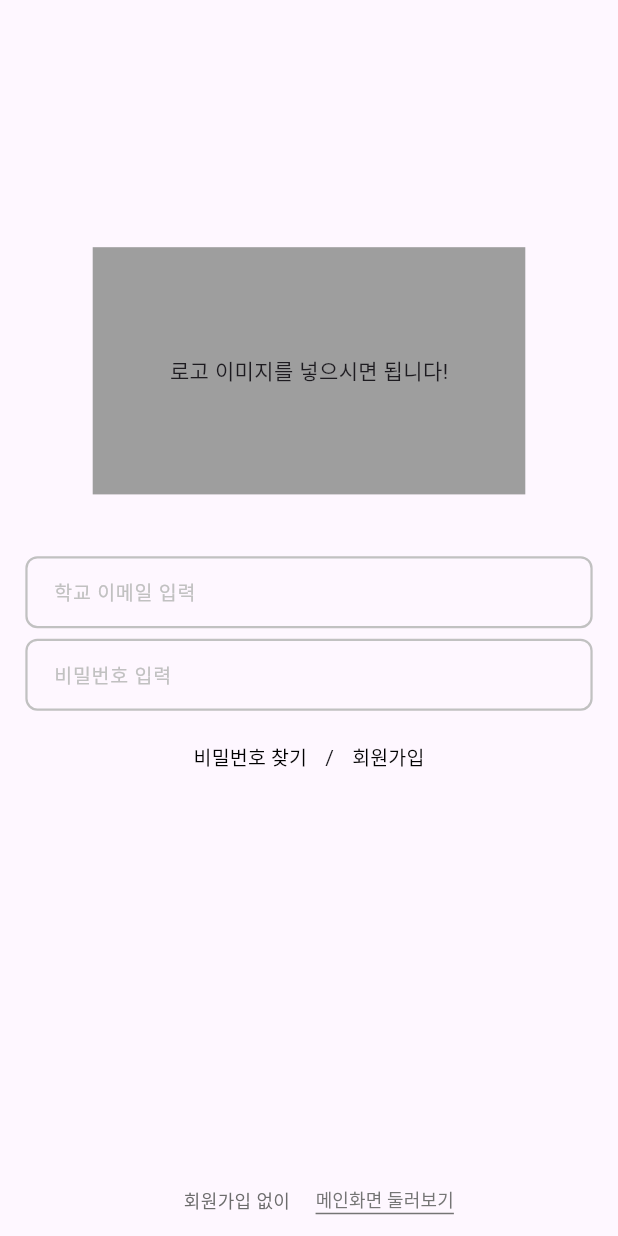
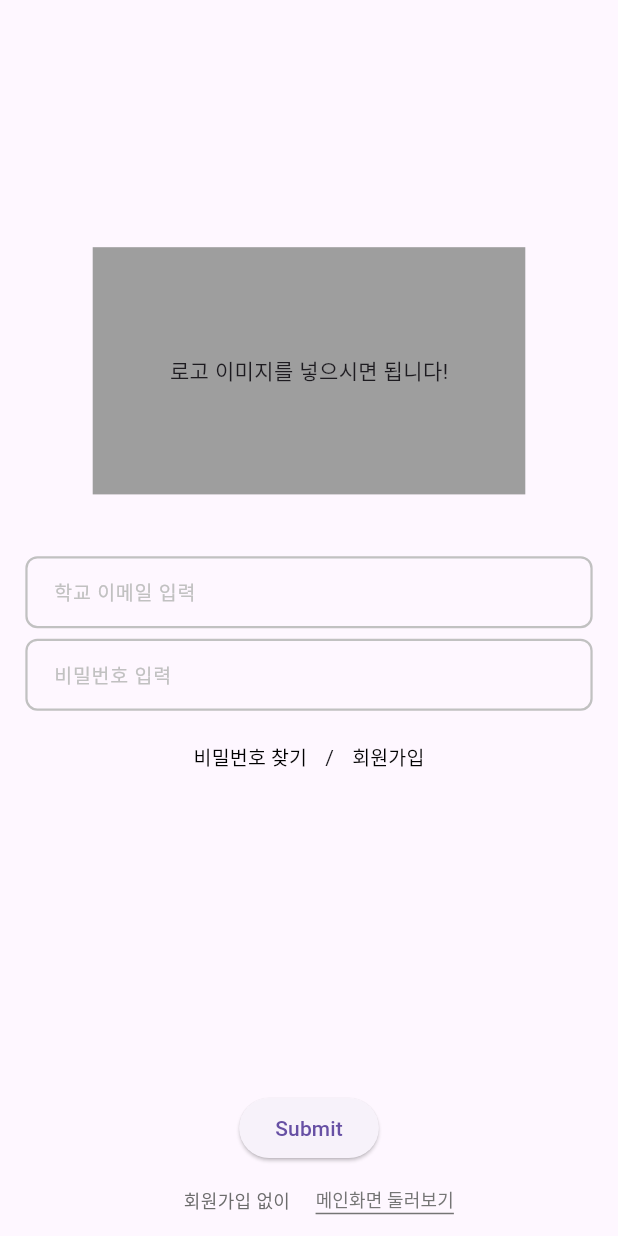
Before and after one commit to team-kuslide/team-flutter, a Flutter app: the screen it shows after launch, on a phone screen of 412 x 824 dp. Run offline on Flutter 3.47's test engine with Material 3 defaults, Android fonts, the phone set to English and light mode, and no system bars; our stand-ins replace dio; Roboto replaces fonts that are missing (Pretendard).

Commit message:
fix: dio_ 이메일, 비밀번호 입력 // 서버 주소 제외

```diff
--- a/lib/Page/1_basic_signup_page/1.1_input_emil.dart
+++ b/lib/Page/1_basic_signup_page/1.1_input_emil.dart
@@ -1,14 +1,16 @@
 import 'package:flutter/material.dart';
 
 class StudentEmailCheck extends StatefulWidget {
-  const StudentEmailCheck({super.key});
+  final TextEditingController controller;
+
+  const StudentEmailCheck({super.key, required this.controller});
 
   @override
   State<StudentEmailCheck> createState() => _StudentEmailCheckState();
 }
 
 class _StudentEmailCheckState extends State<StudentEmailCheck> {
-  final TextEditingController _emailController = TextEditingController();
+  // final TextEditingController _emailController = TextEditingController();
   final FocusNode _emailFocusNode = FocusNode();
 
   final bool _isEmailStateIcon = false;
@@ -21,9 +23,9 @@ class _StudentEmailCheckState extends State<StudentEmailCheck> {
     if (email.contains('@') && _isfirst && !email.endsWith("kku.ac.kr")) {
       String newEmail = "${email}kku.ac.kr";
       _isfirst = false;
-      if (_emailController.text != newEmail) {
-        _emailController.text = newEmail;
-        _emailController.selection = TextSelection.fromPosition(
+      if (/*_emailController*/ widget.controller.text != newEmail) {
+        widget.controller.text = newEmail;
+        widget.controller.selection = TextSelection.fromPosition(
           TextPosition(offset: newEmail.length),
         );
       }
@@ -32,8 +34,8 @@ class _StudentEmailCheckState extends State<StudentEmailCheck> {
     } else if (domainIndex != -1) {
       String adjustedEmail =
           email.substring(0, domainIndex + "@kku.ac.kr".length);
-      _emailController.text = adjustedEmail;
-      _emailController.selection = TextSelection.fromPosition(
+      widget.controller.text = adjustedEmail;
+      widget.controller.selection = TextSelection.fromPosition(
         TextPosition(offset: adjustedEmail.length),
       );
     }
@@ -48,7 +50,7 @@ class _StudentEmailCheckState extends State<StudentEmailCheck> {
           height: 50,
           child: TextFormField(
             focusNode: _emailFocusNode,
-            controller: _emailController,
+            controller: widget.controller,
             enabled: !_isEmailStateIcon,
             decoration: InputDecoration(
               enabledBorder: OutlineInputBorder(
--- a/lib/Page/1_basic_signup_page/1.2_input_password.dart
+++ b/lib/Page/1_basic_signup_page/1.2_input_password.dart
@@ -1,14 +1,16 @@
 import 'package:flutter/material.dart';
 
 class StudentPasswordCheck extends StatefulWidget {
-  const StudentPasswordCheck({super.key});
+  final TextEditingController controller;
+
+  const StudentPasswordCheck({super.key, required this.controller});
 
   @override
   State<StudentPasswordCheck> createState() => _StudentPasswordCheckState();
 }
 
 class _StudentPasswordCheckState extends State<StudentPasswordCheck> {
-  final TextEditingController _passwordController = TextEditingController();
+  // final TextEditingController _passwordController = TextEditingController();
   final FocusNode _passwordFocusNode = FocusNode();
 
   @override
@@ -20,7 +22,7 @@ class _StudentPasswordCheckState extends State<StudentPasswordCheck> {
           height: 50,
           child: TextFormField(
             focusNode: _passwordFocusNode,
-            controller: _passwordController,
+            controller: /*_passwordController*/ widget.controller,
             decoration: InputDecoration(
               enabledBorder: OutlineInputBorder(
                 borderSide: const BorderSide(
--- a/lib/Page/1_basic_signup_page/1_basic_singup_screen.dart
+++ b/lib/Page/1_basic_signup_page/1_basic_singup_screen.dart
@@ -2,27 +2,36 @@ import 'package:flutter/material.dart';
 import 'package:kuslide/Page/1_basic_signup_page/1.1_input_emil.dart';
 import 'package:kuslide/Page/1_basic_signup_page/1.2_input_password.dart';
 import 'package:kuslide/Page/1_basic_signup_page/1.3_findPassword_join.dart';
+import 'package:kuslide/coreService/login_dio.dart';
 
 class BasicSingupPage extends StatefulWidget {
   const BasicSingupPage({super.key});
 
   @override
-  State<BasicSingupPage> createState() => _BasicSingupPageState();
+  State<BasicSingupPage> createState() => _MyWidgetState();
 }
 
-class _BasicSingupPageState extends State<BasicSingupPage> {
+class _MyWidgetState extends State<BasicSingupPage> {
+  final TextEditingController _emailController = TextEditingController();
+  final TextEditingController _passwordController = TextEditingController();
+
+  String get email => _emailController.text;
+  String get password => _passwordController.text;
+
+  Future<bool> loginRequest(String email, String password) async {
+    bool result = await submitForm(email, password);
+    return result; // 여기에서 결과를 반환
+  }
+
   @override
   Widget build(BuildContext context) {
-    final screenHeight =
-        MediaQuery.of(context).size.height; // 반응형 미디어 쿼리 입니다. (세로)
-    final screenWidth =
-        MediaQuery.of(context).size.width; // 반응형 미디어 쿼리 입니다. (가로)
+    final screenHeight = MediaQuery.of(context).size.height;
+    final screenWidth = MediaQuery.of(context).size.width;
 
     return Scaffold(
       body: SafeArea(
         child: Padding(
-        padding: EdgeInsets.only(
-            left: screenWidth * 0.041, right: screenWidth * 0.041),
+          padding: EdgeInsets.symmetric(horizontal: screenWidth * 0.041),
           child: Center(
             child: Column(
               children: [
@@ -38,10 +47,16 @@ class _BasicSingupPageState extends State<BasicSingupPage> {
                   ),
                 ),
                 SizedBox(height: screenHeight * 0.05),
-              const StudentEmailCheck(),
-              const StudentPasswordCheck(),
+                StudentEmailCheck(controller: _emailController),
+                StudentPasswordCheck(controller: _passwordController),
                 const FindPassWordJoinmembership(),
                 const Spacer(),
+                ElevatedButton(
+                  onPressed: () {
+                    loginRequest(email, password);
+                  },
+                  child: const Text('Submit'),
+                ),
                 Row(
                   mainAxisAlignment: MainAxisAlignment.center,
                   children: [
@@ -68,7 +83,8 @@ class _BasicSingupPageState extends State<BasicSingupPage> {
                                   border: Border(
                                     bottom: BorderSide(
                                       color: Color(0xff757575),
-                                )),
+                                    ),
+                                  ),
                                 ),
                                 child: const Text(
                                   '메인화면 둘러보기',
@@ -89,7 +105,8 @@ class _BasicSingupPageState extends State<BasicSingupPage> {
               ],
             ),
           ),
-      )),
+        ),
+      ),
     );
   }
 }
--- a/pubspec.yaml
+++ b/pubspec.yaml
@@ -36,6 +36,7 @@ dependencies:
   # Use with the CupertinoIcons class for iOS style icons.
   cupertino_icons: ^1.0.6
   provider: ^6.1.2
+  dio: ^5.4.3+1
 
 dev_dependencies:
   flutter_test:
```
Also changed, not shown: lib/coreService/login_dio.dart (added, +31 -0 lines), pubspec.lock. Lines whose indentation alone changed are shown as unchanged.
